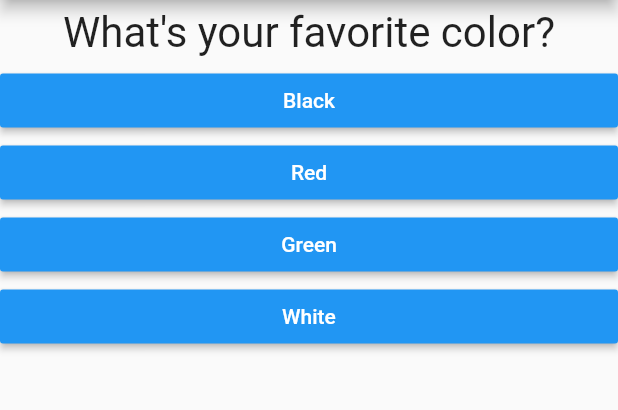
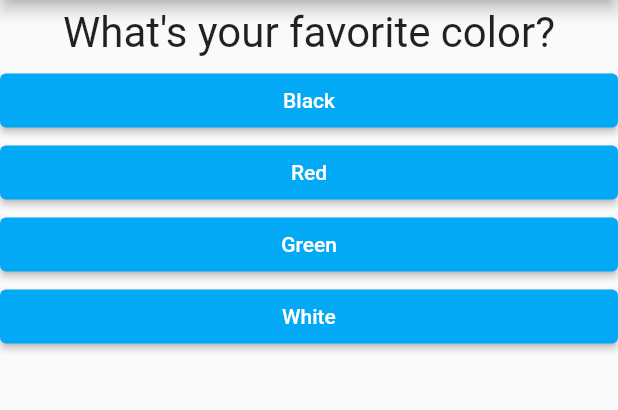
Before and after one commit to nrudelic/Flutter-develop, a Flutter app: the screen it shows after launch, on a phone screen of 412 x 824 dp, the part 84-494 px from its top. Run offline on Flutter 3.47's test engine with Material 2 defaults, Android fonts, the phone set to English and light mode, and no system bars.

Commit message:
Finished first quiz application

```diff
--- a/first_app/lib/answer.dart
+++ b/first_app/lib/answer.dart
@@ -10,9 +10,11 @@ class Answer extends StatelessWidget {
   Widget build(BuildContext context) {
     return Container(
       width: double.infinity,
-      child: RaisedButton(
-        color: Colors.blue,
-        textColor: Colors.white,
+      child: ElevatedButton(
+        style: ButtonStyle(
+          backgroundColor: MaterialStateProperty.all(Colors.lightBlue),
+          foregroundColor: MaterialStateProperty.all(Colors.white),
+        ),
         child: Text(answerText),
         onPressed: selectHandler,
       ),
--- a/first_app/lib/main.dart
+++ b/first_app/lib/main.dart
@@ -50,6 +50,13 @@ class _MyAppState extends State<MyApp> {
     },
   ];
 
+  void _resetQuiz(){
+    setState(() {
+      _questionIndex = 0;
+      _totalScore = 0;
+    });
+  }
+
   void _answerQuestion(int score) {
     _totalScore += score;
 
@@ -68,11 +75,11 @@ class _MyAppState extends State<MyApp> {
         ),
         body: _questionIndex < questions.length
             ? Quiz(
-                answerQuestion: (score) => _answerQuestion,
+                answerQuestion: _answerQuestion,
                 questionIndex: _questionIndex,
                 questions: questions,
               )
-            : Result(_totalScore),
+            : Result(_totalScore, _resetQuiz),
       ),
     );
   }
--- a/first_app/lib/quiz.dart
+++ b/first_app/lib/quiz.dart
@@ -5,7 +5,7 @@ import './answer.dart';
 
 
 class Quiz extends StatelessWidget {
-  final VoidCallback answerQuestion;
+  final Function answerQuestion;
   final int questionIndex;
   final List<Map<String, Object>>? questions;
 
```
Also changed, not shown: first_app/lib/result.dart (+10 -4 lines).
